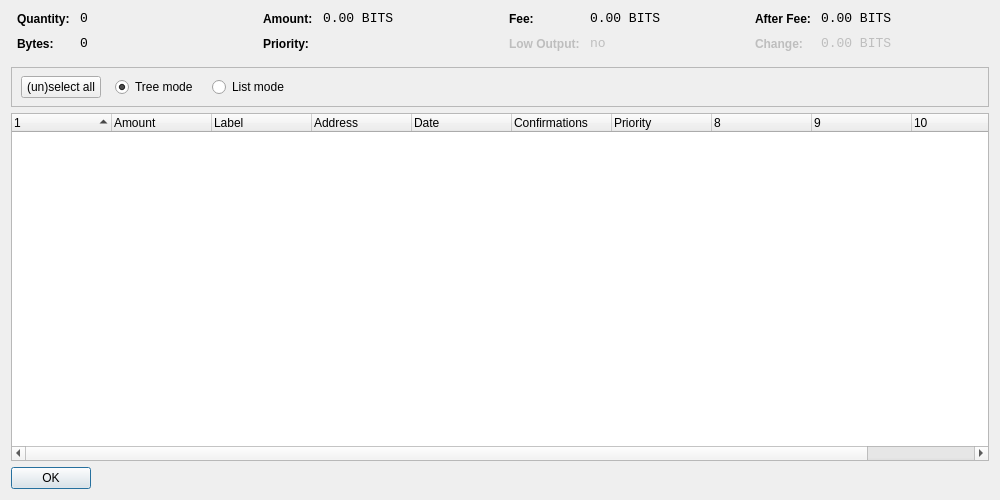
First picture: the form in src/qt/forms/coincontroldialog.ui, repository BitSeedsOrg/Bitseeds, before the edit.
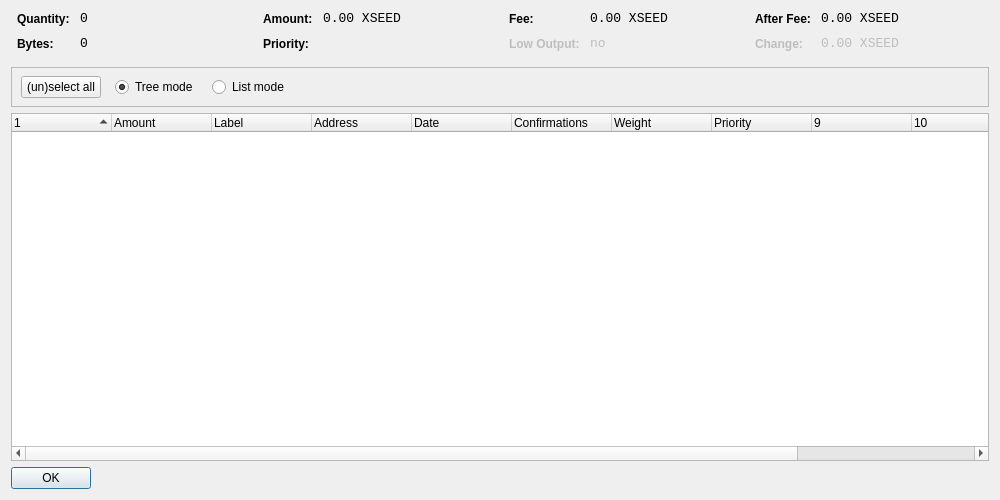
Second picture: the form after the edit. Custom widgets are drawn as their Qt base class.

What changed in the file:
```diff
--- a/src/qt/forms/coincontroldialog.ui
+++ b/src/qt/forms/coincontroldialog.ui
@@ -1,7 +1,7 @@
 <?xml version="1.0" encoding="UTF-8"?>
 <ui version="4.0">
  <class>CoinControlDialog</class>
- <widget class="QDialog" name="CoinControlDialog">
+ <widget class="QWidget" name="CoinControlDialog">
   <property name="geometry">
    <rect>
     <x>0</x>
@@ -141,7 +141,7 @@
           <enum>Qt::ActionsContextMenu</enum>
          </property>
          <property name="text">
-          <string notr="true">0.00 BITS</string>
+          <string notr="true">0.00 XSEED</string>
          </property>
          <property name="textInteractionFlags">
           <set>Qt::LinksAccessibleByMouse|Qt::TextSelectableByKeyboard|Qt::TextSelectableByMouse</set>
@@ -221,7 +221,7 @@
           <enum>Qt::ActionsContextMenu</enum>
          </property>
          <property name="text">
-          <string notr="true">0.00 BITS</string>
+          <string notr="true">0.00 XSEED</string>
          </property>
          <property name="textInteractionFlags">
           <set>Qt::LinksAccessibleByMouse|Qt::TextSelectableByKeyboard|Qt::TextSelectableByMouse</set>
@@ -307,7 +307,7 @@
           <enum>Qt::ActionsContextMenu</enum>
          </property>
          <property name="text">
-          <string notr="true">0.00 BITS</string>
+          <string notr="true">0.00 XSEED</string>
          </property>
          <property name="textInteractionFlags">
           <set>Qt::LinksAccessibleByMouse|Qt::TextSelectableByKeyboard|Qt::TextSelectableByMouse</set>
@@ -345,7 +345,7 @@
           <enum>Qt::ActionsContextMenu</enum>
          </property>
          <property name="text">
-          <string notr="true">0.00 BITS</string>
+          <string notr="true">0.00 XSEED</string>
          </property>
          <property name="textInteractionFlags">
           <set>Qt::LinksAccessibleByMouse|Qt::TextSelectableByKeyboard|Qt::TextSelectableByMouse</set>
@@ -451,7 +451,7 @@
       <bool>false</bool>
      </property>
      <property name="columnCount">
-      <number>11</number>
+      <number>12</number>
      </property>
      <attribute name="headerShowSortIndicator" stdset="0">
       <bool>true</bool>
@@ -492,6 +492,11 @@
        <string>Confirmed</string>
       </property>
      </column>
+     <column>
+      <property name="text">
+       <string>Weight</string>
+      </property>
+     </column>
      <column>
       <property name="text">
        <string>Priority</string>
```
Left out of the diff: 4 changed lines with no effect on the pictures.
